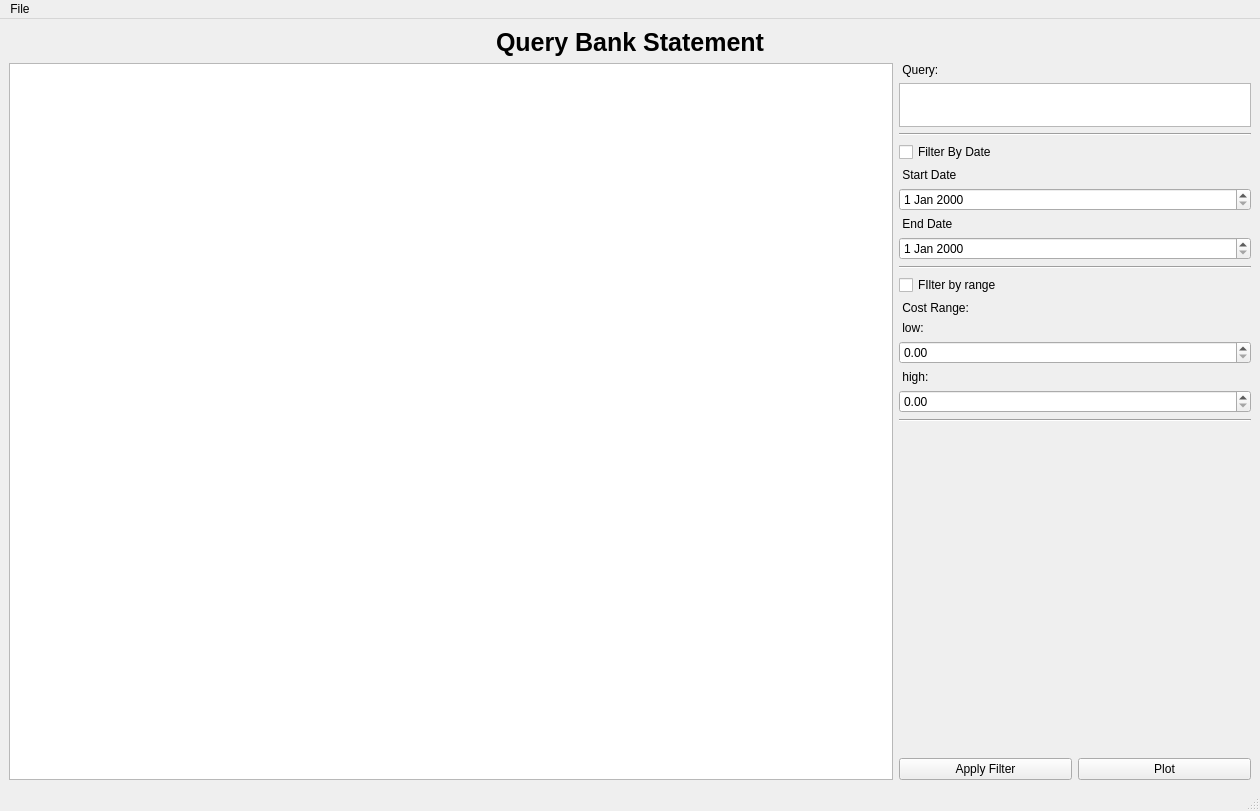
The window that querywindow.ui (jaime-varela/boaAnalysisTool) describes before a commit, drawn with Qt 5.
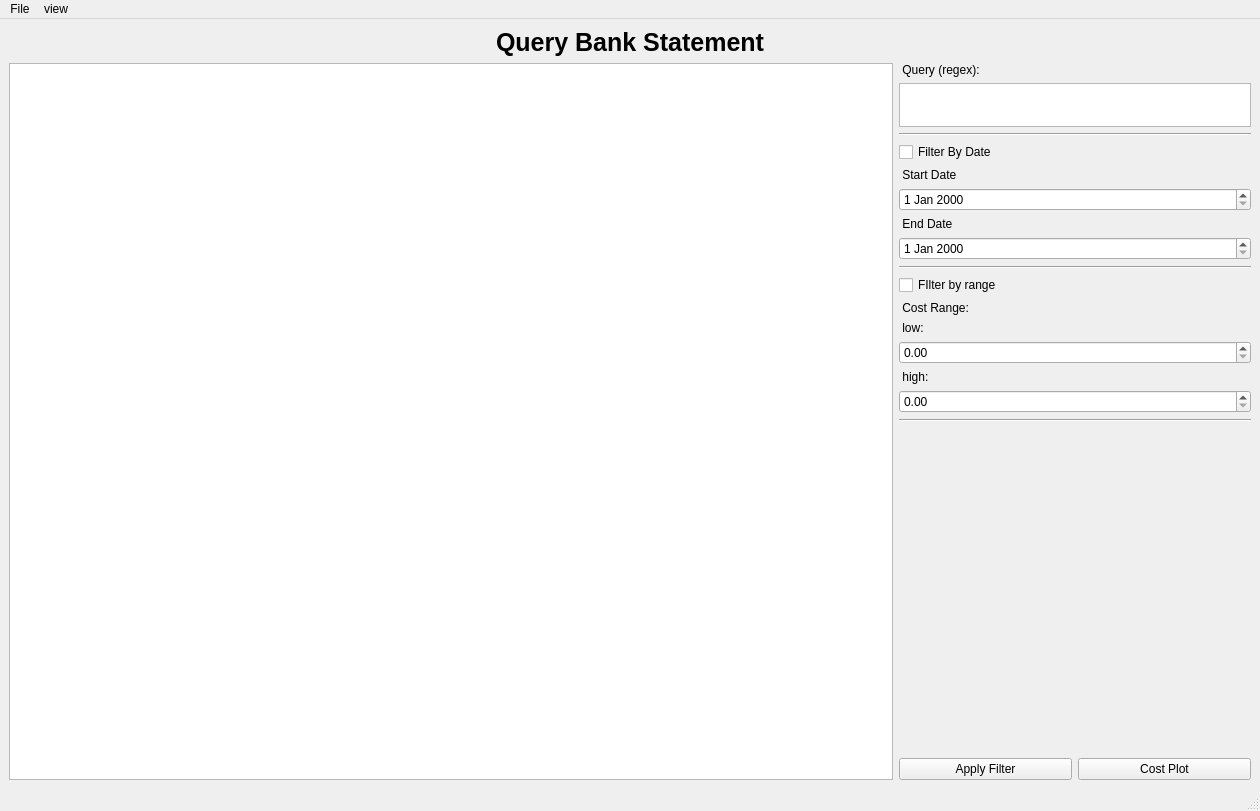
The same window after the commit.

Commit message: view buttons added, initial mode work

The edit to the form file:
```diff
--- a/querywindow.ui
+++ b/querywindow.ui
@@ -69,7 +69,7 @@
              </size>
             </property>
             <property name="text">
-             <string> Query:</string>
+             <string> Query (regex):</string>
             </property>
            </widget>
           </item>
@@ -285,7 +285,7 @@
                </size>
               </property>
               <property name="text">
-               <string>Plot</string>
+               <string>Cost Plot</string>
               </property>
              </widget>
             </item>
@@ -315,7 +315,17 @@
     <addaction name="actionLoad"/>
     <addaction name="actionInfo"/>
    </widget>
+   <widget class="QMenu" name="menuview">
+    <property name="title">
+     <string>view</string>
+    </property>
+    <addaction name="actionall"/>
+    <addaction name="actionbalances"/>
+    <addaction name="actiondebits"/>
+    <addaction name="actiondeposit_plot"/>
+   </widget>
    <addaction name="menuFile"/>
+   <addaction name="menuview"/>
   </widget>
   <widget class="QStatusBar" name="statusbar"/>
   <action name="actionLoad">
```
Left out of the diff: 20 changed lines with no effect on the pictures. The commit also changes 2 other files.
